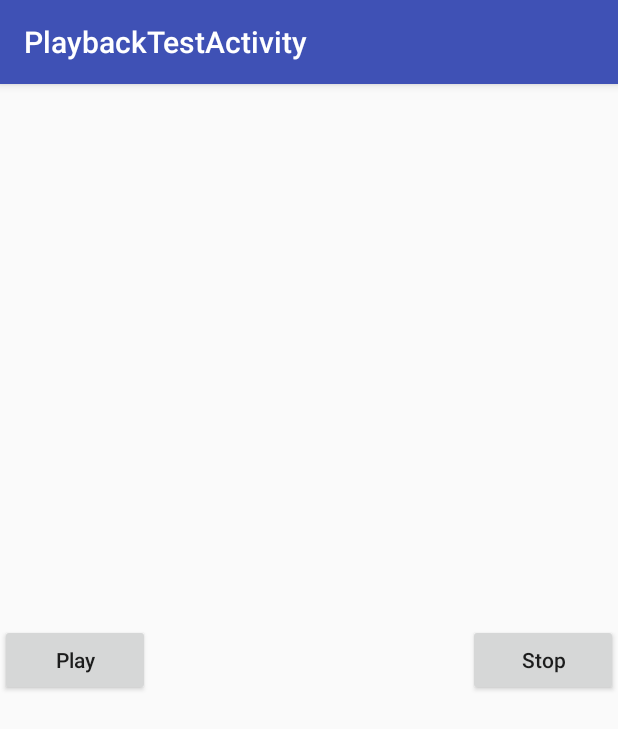
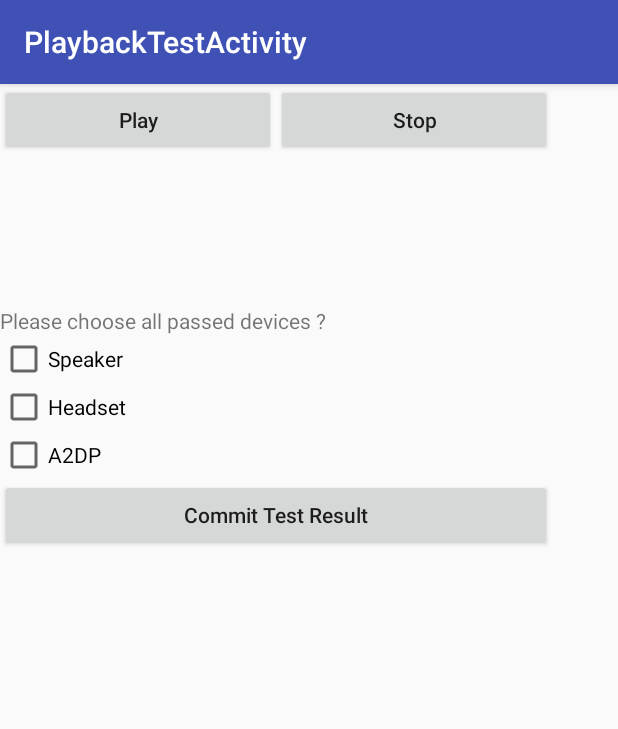
Before and after one commit to elevenxiang/MultimediaTestTool, an Android app: the PlaybackTestActivity screen opened directly, with no data from a screen before it, on a phone screen of 412 x 824 dp. Shown: the top 729 px of the screen. Run offline under Robolectric (Android 15) with nearby library versions, the phone set to English and light mode, and no system bars.

Commit message:
implement update test result into detail activity, and resotre to system file when application exit !

```diff
--- a/app/src/main/java/com/htc/eleven/multimediatesttool/DetailResultActivity.java
+++ b/app/src/main/java/com/htc/eleven/multimediatesttool/DetailResultActivity.java
@@ -53,7 +53,7 @@ public class DetailResultActivity extends AppCompatActivity implements View.OnCl
             resultTextView.append(id + ".    " + strClass + lineBreak);
 
             for (int j=0; j<subItems.length; j++) {
-                resultTextView.append("       " + subItems[j] + ": ====================>[" + e.getElementsByTagName(subItems[j]).item(0).getTextContent() + "]" + lineBreak);
+                resultTextView.append("       " + subItems[j] + ": ==================>[" + e.getElementsByTagName(subItems[j]).item(0).getTextContent() + "]" + lineBreak);
             }
 
             resultTextView.append(lineBreak);
--- a/app/src/main/java/com/htc/eleven/multimediatesttool/PlaybackTestActivity.java
+++ b/app/src/main/java/com/htc/eleven/multimediatesttool/PlaybackTestActivity.java
@@ -5,12 +5,18 @@ import android.media.MediaPlayer;
 import android.os.Bundle;
 import android.os.Environment;
 import android.support.v7.app.AppCompatActivity;
+import android.util.Log;
 import android.view.View;
 import android.widget.Button;
+import android.widget.CheckBox;
+import android.widget.CompoundButton;
+import android.widget.Toast;
+
+import org.w3c.dom.Element;
 
 import java.io.IOException;
 
-public class PlaybackTestActivity extends AppCompatActivity implements View.OnClickListener {
+public class PlaybackTestActivity extends AppCompatActivity implements View.OnClickListener, CompoundButton.OnCheckedChangeListener {
 
     private final static String mMusicFIle = "test.mp3";
     private AssetFileDescriptor mFd = null;
@@ -20,6 +26,11 @@ public class PlaybackTestActivity extends AppCompatActivity implements View.OnCl
     private MediaPlayer player = null;
     private Boolean mRunning = false;
     private Boolean mPaused = false;
+
+
+    private Button commitAnswer;
+    private CheckBox cb1,cb2,cb3;
+    private static final String TAG = "PlaybackTestActivity";
 
     @Override
     protected void onCreate(Bundle savedInstanceState) {
@@ -36,6 +47,18 @@ public class PlaybackTestActivity extends AppCompatActivity implements View.OnCl
         mStop = (Button) findViewById(R.id.btnStop);
         mStart.setOnClickListener(this);
         mStop.setOnClickListener(this);
+
+
+        cb1 = (CheckBox) findViewById(R.id.cb1);
+        cb2 = (CheckBox) findViewById(R.id.cb2);
+        cb3 = (CheckBox) findViewById(R.id.cb3);
+
+        cb1.setOnCheckedChangeListener(this);
+        cb2.setOnCheckedChangeListener(this);
+        cb3.setOnCheckedChangeListener(this);
+
+        commitAnswer = (Button) findViewById(R.id.commitBtn);
+        commitAnswer.setOnClickListener(this);
     }
 
     @Override
@@ -63,9 +86,42 @@ public class PlaybackTestActivity extends AppCompatActivity implements View.OnCl
                 mRunning = false;
                 mPaused = false;
                 break;
+
+            case R.id.commitBtn:
+                commitResult();
+                mStop.callOnClick();
+
+                /**
+                 * shall we just exit test UI when after committing result ?
+                 * */
+                finish();
+                break;
         }
     }
 
+    private void commitResult() {
+
+        Element e = App.getApp().getmData().get(CellData.Playback_Test_Id).getmElement();
+        String[] subItems = App.getApp().getmData().get(CellData.Playback_Test_Id).getSubItems();
+
+        String data = "Failed";
+        for (int i=0; i<subItems.length; i++) {
+            switch (i) {
+                case 0:
+                    data = cb1.isChecked()?"Passed":"Failed";
+                    break;
+                case 1:
+                    data = cb2.isChecked()?"Passed":"Failed";
+                    break;
+                case 2:
+                    data = cb3.isChecked()?"Passed":"Failed";
+                    break;
+            }
+            e.getElementsByTagName(subItems[i]).item(0).setTextContent(data);
+
+            Toast.makeText(PlaybackTestActivity.this,"提交测试成功 !", Toast.LENGTH_SHORT).show();
+        }
+    }
     public void preparePlay(){
 
         String path = Environment.getExternalStorageDirectory() + "/Music/test.mp3";
@@ -109,9 +165,10 @@ public class PlaybackTestActivity extends AppCompatActivity implements View.OnCl
     protected void onStop() {
         super.onStop();
 
-        /**
-         * simulate click stop button to force stop, when exit playing test UI.
-         * */
-        mStop.callOnClick();
+    }
+
+    @Override
+    public void onCheckedChanged(CompoundButton compoundButton, boolean b) {
+        System.out.println(TAG+compoundButton.isChecked());
     }
 }
--- a/app/src/main/res/layout/activity_playback_test.xml
+++ b/app/src/main/res/layout/activity_playback_test.xml
@@ -8,8 +8,17 @@
     tools:context="com.htc.eleven.multimediatesttool.PlaybackTestActivity">
 
 
+    <LinearLayout
+        android:layout_width="368dp"
+        android:layout_height="wrap_content"
+        android:orientation="horizontal"
+        android:id="@+id/play_button_layout"
+        tools:layout_editor_absoluteY="0dp"
+        tools:layout_editor_absoluteX="8dp">
+
         <Button
-        android:layout_width="100dp"
+            android:layout_weight="1"
+            android:layout_width="match_parent"
             android:layout_height="wrap_content"
             android:id="@+id/btnPlay"
             android:textAllCaps="false"
@@ -19,7 +28,8 @@
             app:layout_constraintLeft_toLeftOf="parent" />
 
         <Button
-        android:layout_width="100dp"
+            android:layout_weight="1"
+            android:layout_width="match_parent"
             android:layout_height="wrap_content"
             android:id="@+id/btnStop"
             android:textAllCaps="false"
@@ -28,4 +38,42 @@
             app:layout_constraintBottom_toBottomOf="parent"
             app:layout_constraintRight_toRightOf="parent"/>
 
+    </LinearLayout>
+
+    <LinearLayout
+        android:layout_width="368dp"
+        android:layout_height="wrap_content"
+        app:layout_constraintTop_toBottomOf="@+id/play_button_layout"
+        android:orientation="vertical"
+        android:layout_marginTop="100dp"
+        tools:layout_editor_absoluteX="8dp">
+
+        <TextView
+            android:layout_width="wrap_content"
+            android:layout_height="wrap_content"
+            android:text="@string/Question"/>
+        <CheckBox
+            android:layout_width="wrap_content"
+            android:layout_height="wrap_content"
+            android:id="@+id/cb1"
+            android:text="@string/Speaker"/>
+        <CheckBox
+            android:layout_width="wrap_content"
+            android:layout_height="wrap_content"
+            android:id="@+id/cb2"
+            android:text="@string/Headset"/>
+        <CheckBox
+            android:layout_width="wrap_content"
+            android:layout_height="wrap_content"
+            android:id="@+id/cb3"
+            android:text="@string/Bluetooth"/>
+
+        <Button
+            android:layout_width="match_parent"
+            android:layout_height="wrap_content"
+            android:text="@string/Commit"
+            android:textAllCaps="false"
+            android:id="@+id/commitBtn"/>
+    </LinearLayout>
+
 </android.support.constraint.ConstraintLayout>
--- a/app/src/main/res/values/strings.xml
+++ b/app/src/main/res/values/strings.xml
@@ -5,4 +5,11 @@
     <string name="voice_call_title">VoiceCall Test</string>
     <string name="Detail">Detail</string>
     <string name="ClearResults">ClearResults</string>
+
+    <string name="Question">Please choose all passed devices ?</string>
+    <string name="Speaker">Speaker</string>
+    <string name="Headset">Headset</string>
+    <string name="Bluetooth">A2DP</string>
+    <string name="Commit">Commit Test Result</string>
+
 </resources>
```
Also changed, not shown: app/src/main/assets/results.xml (+9 -9 lines), app/src/main/java/com/htc/eleven/multimediatesttool/App.java (+70 -0 lines), app/src/main/java/com/htc/eleven/multimediatesttool/MainActivity.java (+8 -0 lines), 1 other file. Lines whose indentation alone changed are shown as unchanged.
